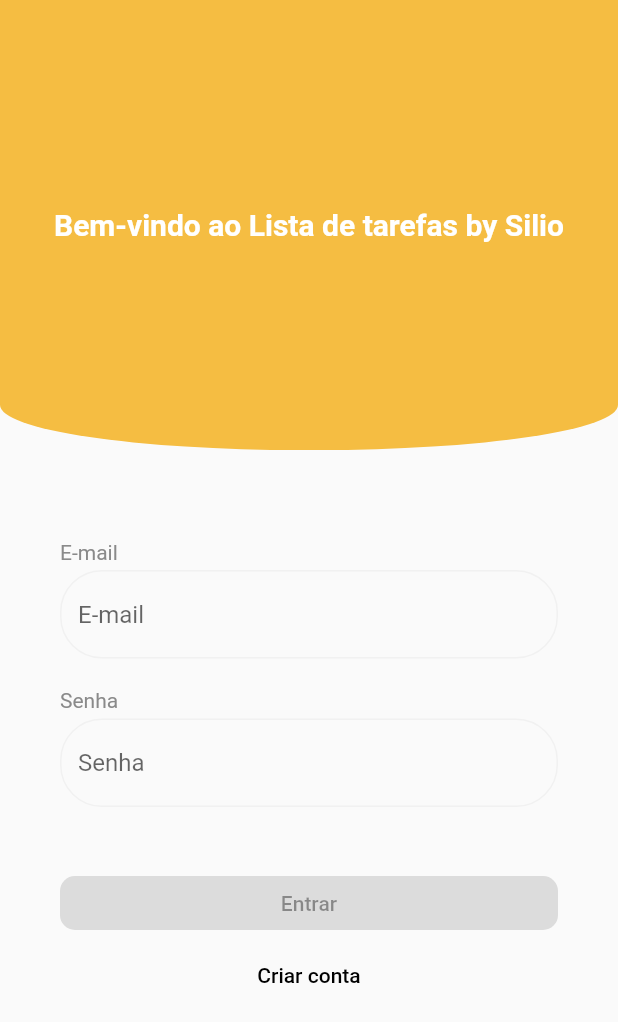
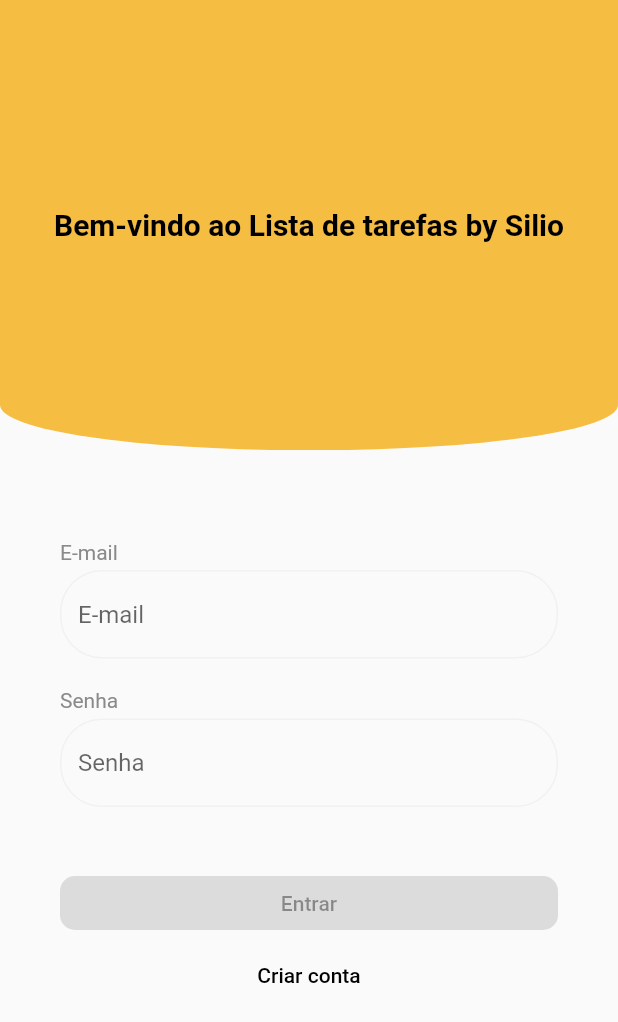
Before and after one commit to siliosffreitas/tasks_app, a Flutter app: the screen it shows after launch, on a phone screen of 412 x 824 dp. Shown: the top 1022 px of the screen. Run offline on Flutter 3.47's test engine with Material 2 defaults, Android fonts, the phone set to English and light mode, and no system bars; our stand-ins replace cloud_firestore, dartz, equatable, firebase_auth, firebase_core, firebase_crashlytics and 3 more; accounts and stored records are empty; generated files the repository leaves out were written again.

Commit message:
improve visual

```diff
--- a/lib/core/ui/components/app_theme.dart
+++ b/lib/core/ui/components/app_theme.dart
@@ -1,4 +1,5 @@
 import 'package:flutter/material.dart';
+import 'package:flutter/services.dart';
 
 const _primaryColor = Color.fromRGBO(245, 189, 66, 1);
 const _labelColor = Color.fromRGBO(138, 138, 138, 1);
@@ -35,7 +36,8 @@ final ThemeData makeDefaultAppTheme = ThemeData(
     ),
     shadowColor: Colors.transparent,
     // attention to status bar icon color
-    // systemOverlayStyle: SystemUiOverlayStyle.light,
+    systemOverlayStyle: SystemUiOverlayStyle.dark,
+
     // titleTextStyle: TextStyle(
     //   color: Colors.black,
     // ),
--- a/lib/features/auth/presentation/ui/login_page.dart
+++ b/lib/features/auth/presentation/ui/login_page.dart
@@ -59,7 +59,7 @@ class LoginPage extends StatelessWidget with LoadingManager, UiErrorManager {
                     child: Text(
                       'Bem-vindo ao Lista de tarefas by Silio',
                       style: TextStyle(
-                        color: Colors.white,
+                        color: Colors.black,
                         fontSize: 20,
                         fontWeight: FontWeight.bold,
                       ),
```
